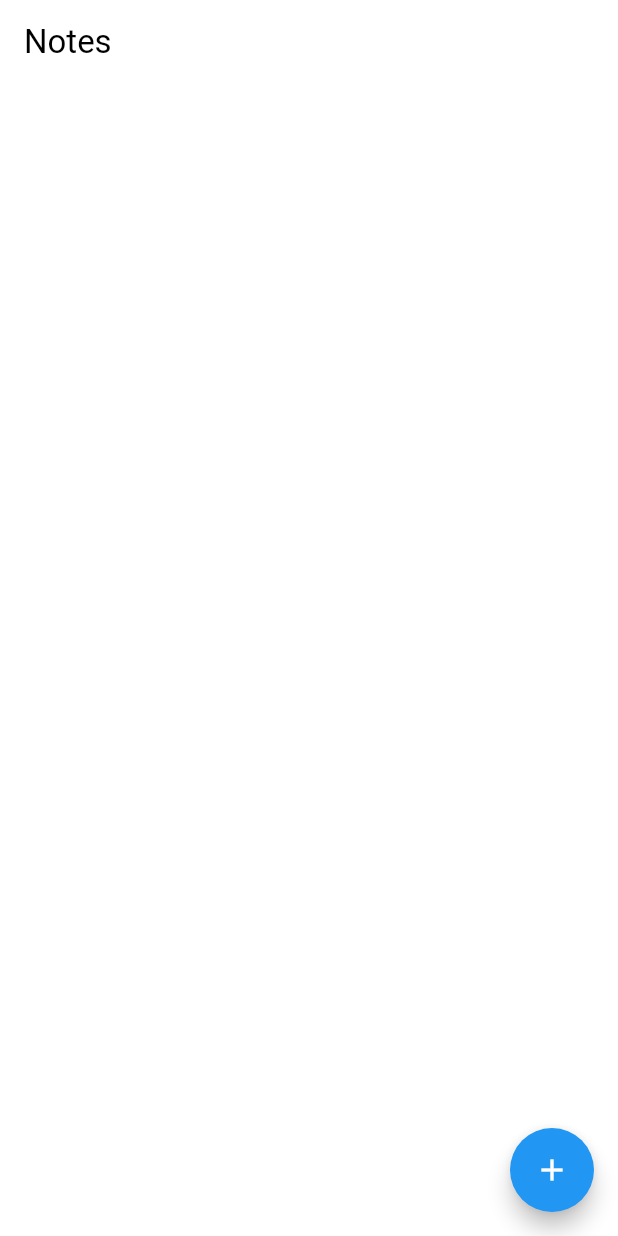
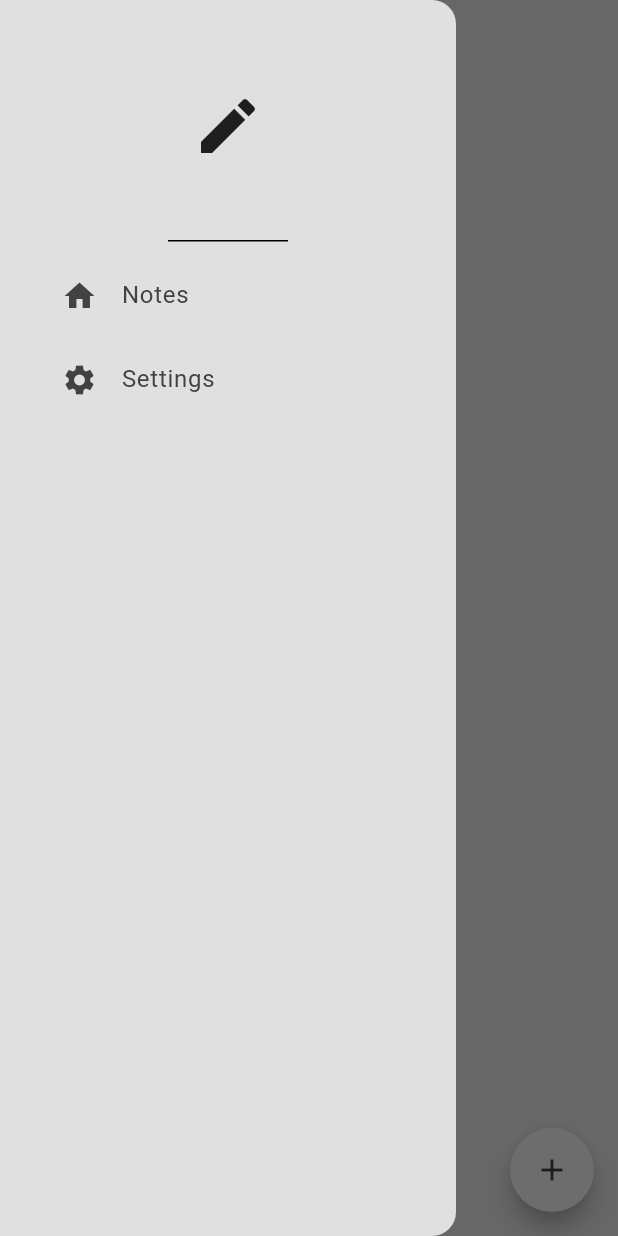
Before and after one commit to mozidan27/noteapp2, a Flutter app: the screen it shows after launch, with the side drawer open (before the commit the screen has no drawer), on a phone screen of 412 x 824 dp. Run offline on Flutter 3.47's test engine with Material 3 defaults, Android fonts, the phone set to English and light mode, and no system bars; our stand-ins replace flutter_slidable, google_fonts, isar; accounts and stored records are empty; generated files the repository leaves out were written again.

Commit message:
app created

```diff
--- a/lib/main.dart
+++ b/lib/main.dart
@@ -1,6 +1,6 @@
 import 'package:flutter/material.dart';
 import 'package:note2/models/note_database.dart';
-import 'package:note2/note_page.dart';
+import 'package:note2/pages/note_page.dart';
 import 'package:note2/theme/theme_provider.dart';
 import 'package:provider/provider.dart';
 
--- a/lib/note_page.dart
+++ b/lib/pages/note_page.dart
@@ -1,6 +1,9 @@
 import 'package:flutter/material.dart';
+import 'package:google_fonts/google_fonts.dart';
 import 'package:note2/models/note.dart';
 import 'package:note2/models/note_database.dart';
+import 'package:note2/widgets/drawer.dart';
+import 'package:note2/widgets/note_tile.dart';
 import 'package:provider/provider.dart';
 
 class NotePage extends StatefulWidget {
@@ -27,6 +30,7 @@ class _NotePageState extends State<NotePage> {
       context: context,
       builder: (context) => AlertDialog(
         content: TextField(
+          decoration: const InputDecoration(hintText: 'Enter your note'),
           controller: textController,
         ),
         actions: [
@@ -95,42 +99,49 @@ class _NotePageState extends State<NotePage> {
     List<Note> currentNotess = noteDatabase.currentNotes;
     return Consumer(
       builder: (context, value, child) => Scaffold(
+        backgroundColor: Theme.of(context).colorScheme.background,
         appBar: AppBar(
-          title: const Text('Notes'),
+          elevation: 0,
+          backgroundColor: Colors.transparent,
+          foregroundColor: Theme.of(context).colorScheme.inversePrimary,
         ),
         floatingActionButton: FloatingActionButton(
-          backgroundColor: Colors.blue,
+          backgroundColor: Theme.of(context).colorScheme.primary,
           shape: const CircleBorder(),
           onPressed: () => createNote(context),
-          child: const Icon(
+          child: Icon(
             Icons.add,
-            color: Colors.white,
+            color: Theme.of(context).colorScheme.inversePrimary,
           ),
         ),
-        body: ListView.builder(
+        drawer: const MyDrawer(),
+        body: Column(
+          crossAxisAlignment: CrossAxisAlignment.start,
+          children: [
+            Padding(
+              padding: const EdgeInsets.only(left: 25),
+              child: Text(
+                'Notes',
+                style: GoogleFonts.dmSerifText(
+                    fontSize: 48,
+                    color: Theme.of(context).colorScheme.inversePrimary),
+              ),
+            ),
+            Expanded(
+              child: ListView.builder(
                 itemCount: currentNotess.length,
                 itemBuilder: (context, index) {
                   //get the individual note
                   final note = currentNotess[index];
-            return ListTile(
-              title: Text(note.text),
-              trailing: Row(
-                mainAxisSize: MainAxisSize.min,
-                children: [
-                  //edit button
-                  IconButton(
-                    onPressed: () => updateNote(note),
-                    icon: const Icon(Icons.edit),
+                  return NoteTile(
+                    text: note.text,
+                    onDeletePressed: (p0) => deleteNote(note.id),
+                    onEditPressed: (p0) => updateNote(note),
+                  );
+                },
               ),
-                  //delete button
-                  IconButton(
-                    onPressed: () => deleteNote(note.id),
-                    icon: const Icon(Icons.delete),
             ),
           ],
-              ),
-            );
-          },
         ),
       ),
     );
--- /dev/null
+++ b/lib/widgets/drawer.dart
@@ -0,0 +1,49 @@
+import 'package:flutter/material.dart';
+import 'package:note2/pages/setttings.dart';
+import 'package:note2/widgets/drawer_tile.dart';
+
+class MyDrawer extends StatelessWidget {
+  const MyDrawer({super.key});
+
+  @override
+  Widget build(BuildContext context) {
+    return Drawer(
+      backgroundColor: Theme.of(context).colorScheme.background,
+      child: Column(
+        children: [
+          // header
+          const DrawerHeader(
+            child: Icon(
+              Icons.edit,
+              size: 48,
+            ),
+          ),
+          // notes tile
+          DrawerTile(
+            title: 'Notes',
+            leading: Icon(
+              Icons.home,
+              color: Theme.of(context).colorScheme.inversePrimary,
+            ),
+            onTap: () => Navigator.pop(context),
+          ),
+
+          // settings tile
+          DrawerTile(
+            title: 'Settings',
+            leading: Icon(
+              Icons.settings,
+              color: Theme.of(context).colorScheme.inversePrimary,
+            ),
+            onTap: () {
+              Navigator.pop(context);
+              Navigator.of(context).push(MaterialPageRoute(
+                builder: (context) => const SettingsPage(),
+              ));
+            },
+          ),
+        ],
+      ),
+    );
+  }
+}
--- /dev/null
+++ b/lib/widgets/drawer_tile.dart
@@ -0,0 +1,28 @@
+import 'package:flutter/material.dart';
+
+class DrawerTile extends StatelessWidget {
+  const DrawerTile(
+      {super.key,
+      required this.title,
+      required this.leading,
+      required this.onTap});
+
+  final String title;
+  final Widget leading;
+  final void Function()? onTap;
+
+  @override
+  Widget build(BuildContext context) {
+    return Padding(
+      padding: const EdgeInsets.only(left: 25),
+      child: ListTile(
+        title: Text(
+          title,
+          style: TextStyle(color: Theme.of(context).colorScheme.inversePrimary),
+        ),
+        leading: leading,
+        onTap: onTap,
+      ),
+    );
+  }
+}
```
Also changed, not shown: lib/pages/setttings.dart (added, +52 -0 lines), lib/widgets/note_tile.dart (added, +53 -0 lines), pubspec.yaml (+6 -13 lines), pubspec.lock. Lines whose indentation alone changed are shown as unchanged.
